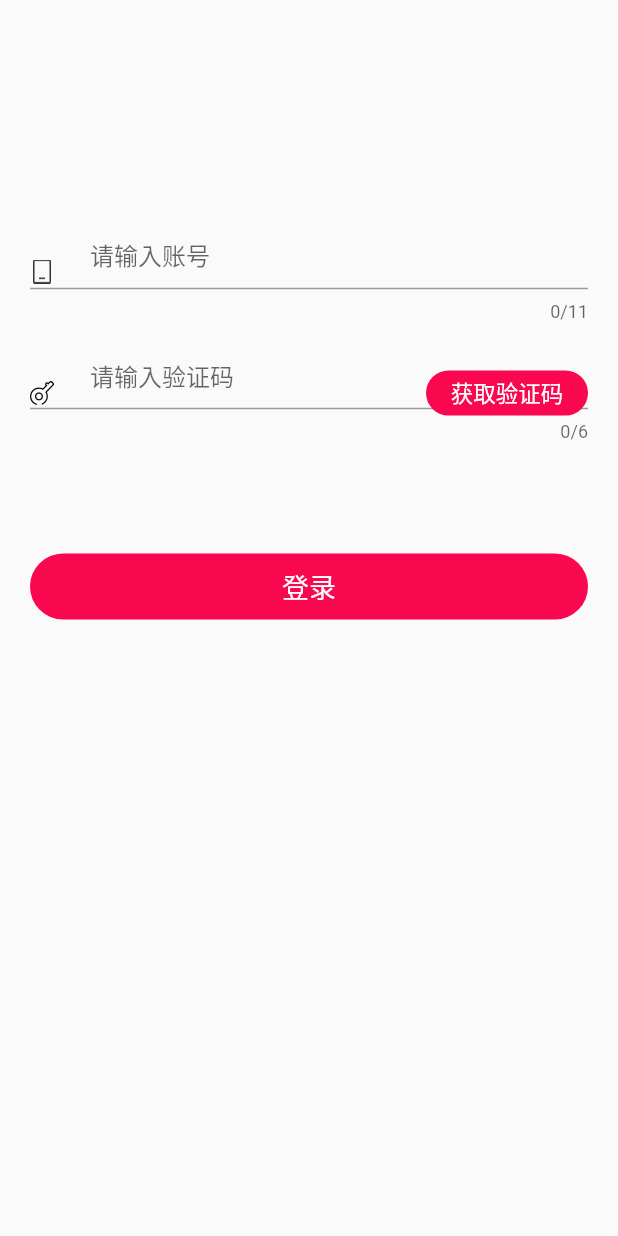
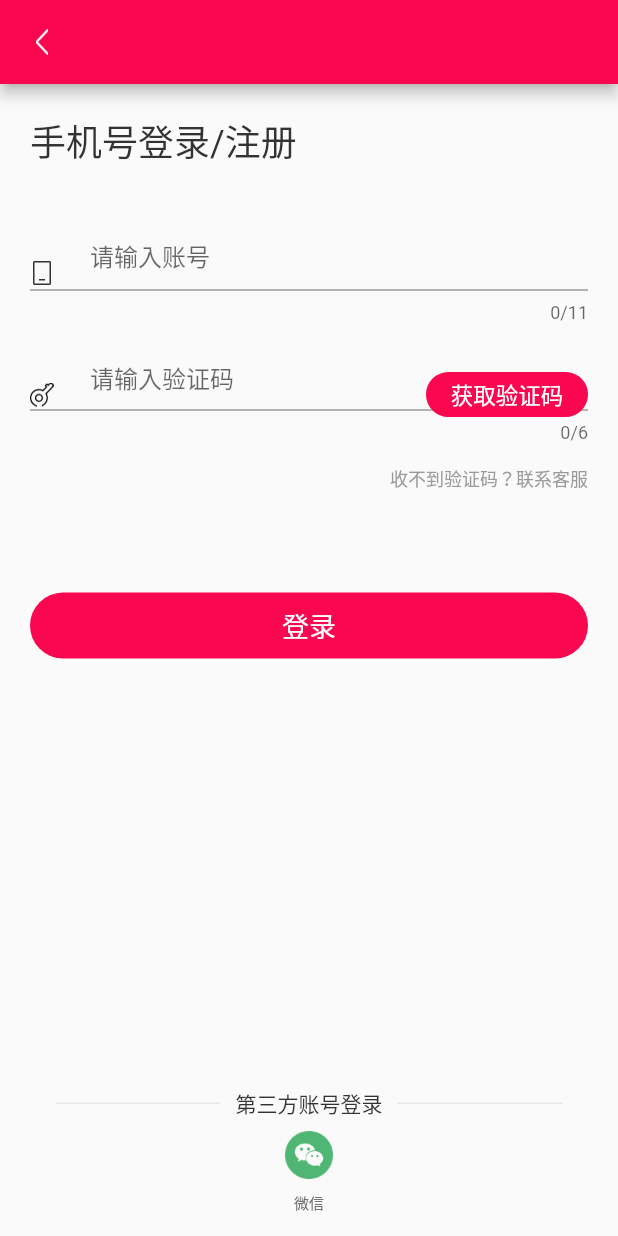
Before and after one commit to lpy19930103/model_mall, a Flutter app: the screen it shows after launch, on a phone screen of 412 x 824 dp. Run offline on Flutter 3.47's test engine with Material 2 defaults, Android fonts, the phone set to English and light mode, and no system bars; our stand-ins replace cookie_jar, dio, event_bus, flutter_easyrefresh, transparent_image; network calls fail; statements that could not run were skipped.

Commit message:
login page

```diff
--- a/lib/page/account/login.dart
+++ b/lib/page/account/login.dart
@@ -10,10 +10,21 @@ class LoginPage extends StatelessWidget {
   @override
   Widget build(BuildContext context) {
     return new Scaffold(
-//        appBar: new AppBar(
-//          title: new Text('Welcome to Flutter'),
-//        ),
+        appBar: new AppBar(
+          backgroundColor: Color(0xFFF90850),
+          leading: IconButton(
+              icon: Image.asset(
+                'assets/images/icon_back.png',
+                width: 9,
+                height: 17,
+              ),
+              onPressed: _back(context)),
+        ),
         body: LoginWidget());
+  }
+
+  _back(BuildContext context) {
+    Navigator.maybePop(context, "ha");
   }
 }
 
@@ -33,11 +44,18 @@ class _LoginState extends State<LoginWidget> {
 
   @override
   Widget build(BuildContext context) {
-    return new ListView(
+    return Stack(
       children: <Widget>[
-        _CustomTextField(phoneController),
-        _PwdTextField(passController),
-        _loginButton(),
+        new ListView(
+          children: <Widget>[
+            _title(),
+            _CustomTextField(phoneController),
+            _PwdTextField(passController),
+            _contactUs(),
+            _loginButton(),
+          ],
+        ),
+        _weChatWidget()
       ],
     );
   }
@@ -83,7 +101,6 @@ class _LoginState extends State<LoginWidget> {
           decoration: new BoxDecoration(
             color: Color(0xFFF90850),
             borderRadius: BorderRadius.all(Radius.circular(30)),
-
           ),
           child: new Text(
             '登录',
@@ -93,6 +110,75 @@ class _LoginState extends State<LoginWidget> {
       ),
     );
   }
+}
+
+void _weChat() {
+  //todo 微信登录
+}
+
+Widget _weChatWidget() {
+  return Column(
+    mainAxisAlignment: MainAxisAlignment.end,
+    children: <Widget>[
+      Row(
+        mainAxisAlignment: MainAxisAlignment.center,
+        children: <Widget>[
+          Container(
+            color: Color(0xFFE6E6E6),
+            height: 1,
+            width: 110,
+          ),
+          Container(
+            padding: const EdgeInsets.only(left: 10, right: 10),
+            alignment: Alignment.center,
+            child: Text("第三方账号登录",
+                style: TextStyle(fontSize: 14, color: Color(0xff333333))),
+          ),
+          Container(
+            color: Color(0xFFE6E6E6),
+            height: 1,
+            width: 110,
+          )
+        ],
+      ),
+      IconButton(
+        padding: const EdgeInsets.all(0),
+        icon: Image.asset(
+          'assets/images/icon_wechat.png',
+          width: 32,
+          height: 32,
+        ),
+        onPressed: _weChat,
+      ),
+      Container(
+        padding: const EdgeInsets.only(bottom: 15),
+        child: Text("微信",
+            style: TextStyle(fontSize: 10, color: Color(0xFF666666))),
+      )
+    ],
+  );
+}
+
+Widget _title() {
+  return Container(
+    padding: const EdgeInsets.only(left: 20, top: 20),
+    alignment: Alignment.centerLeft,
+    child: Text(
+      '手机号登录/注册',
+      style: new TextStyle(fontSize: 24.0, color: Color(0xFF333333)),
+    ),
+  );
+}
+
+Widget _contactUs() {
+  return Container(
+    padding: const EdgeInsets.only(right: 20, top: 7),
+    alignment: Alignment.centerRight,
+    child: Text(
+      '收不到验证码？联系客服',
+      style: new TextStyle(fontSize: 12.0, color: Color(0xFF999999)),
+    ),
+  );
 }
 
 class VerifyCodeBar extends StatefulWidget {
@@ -160,7 +246,7 @@ class VerifyCodeBarState extends State<VerifyCodeBar> {
 
 Widget _CustomTextField(TextEditingController phoneController) {
   return Container(
-      padding: const EdgeInsets.only(left: 20, top: 150, bottom: 10, right: 20),
+      padding: const EdgeInsets.only(left: 20, top: 39, bottom: 10, right: 20),
       child: Container(
         height: 62,
         child: Stack(
```
Also changed, not shown: assets/images/3.0/icon_back.png (added), assets/images/icon_back.png (added).
